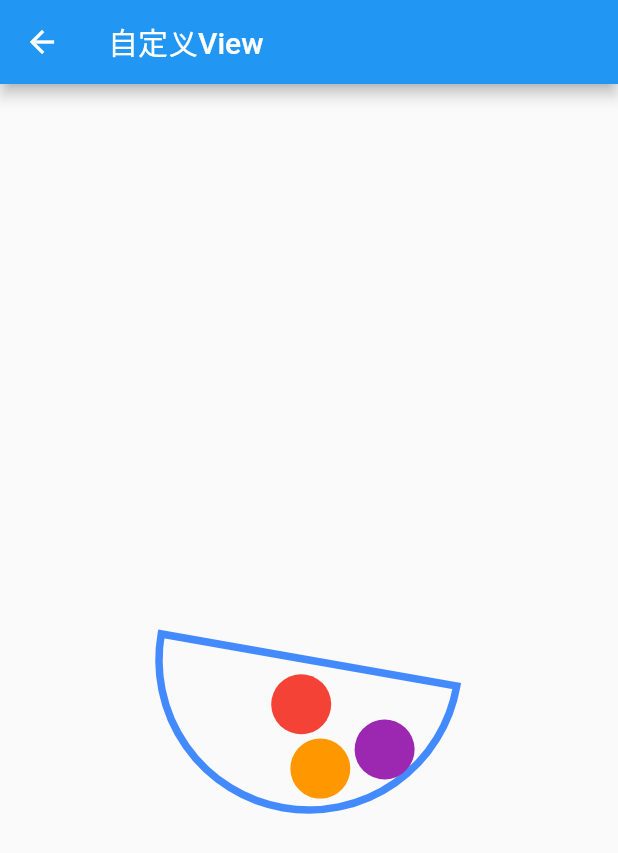
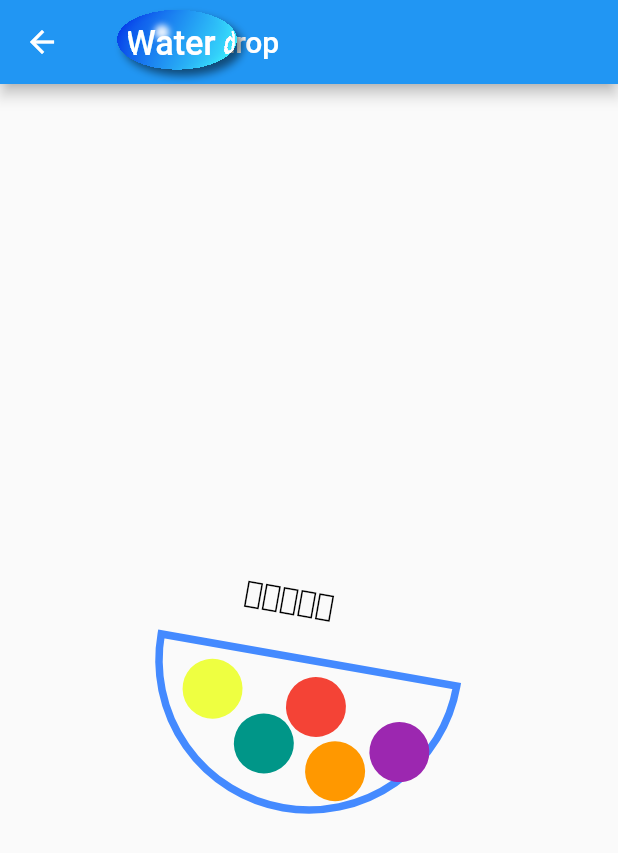
Before and after one commit to szl-IT/flutter, a Flutter app: the CustomViewPage screen opened by its route, on a phone screen of 412 x 824 dp. Shown: the top 853 px of the screen. Run offline on Flutter 3.47's test engine with Material 2 defaults, Android fonts, the phone set to English and light mode, and no system bars; our stand-ins replace dio, flutter_easyloading, flutter_easyrefresh, fluttertoast, pull_to_refresh; missing offline and left inert: flustars.

Commit message:
commit:添加水滴效果

```diff
--- a/lib/customview/customview_demo.dart
+++ b/lib/customview/customview_demo.dart
@@ -3,6 +3,8 @@ import 'dart:math';
 import 'package:flutter/cupertino.dart';
 import 'package:flutter/material.dart';
 import 'package:flutter_study/customview/view/my_view.dart';
+
+import 'view/water_drop.dart';
 
 class CustomViewPage extends StatefulWidget {
   const CustomViewPage({Key? key}) : super(key: key);
@@ -51,7 +53,14 @@ class MyViewState extends State<CustomViewPage>
   Widget build(BuildContext context) {
     return Scaffold(
         appBar: AppBar(
-          title: const Text("自定义View"),
+          title: WaterDrop(
+            params: [WaterDropParam(top: 6, height: 40, left: 6, width: 80)],
+            child: Container(
+              color: Colors.blue,
+              padding: const EdgeInsets.all(16),
+              child: const Text('Water drop'),
+            ),
+          ),
         ),
         body: LayoutBuilder(builder: (context, constraints) {
           return AnimatedBuilder(
@@ -62,7 +71,7 @@ class MyViewState extends State<CustomViewPage>
                   alignment: Alignment.center,
                   child: Center(
                       child: CustomPaint(
-                    painter: MyView(),
+                    painter: MyView(animation.value),
                   )),
                 );
               });
--- a/lib/customview/view/my_view.dart
+++ b/lib/customview/view/my_view.dart
@@ -1,30 +1,42 @@
 import 'dart:math';
-import 'dart:typed_data';
+import 'dart:ui' as ui;
 
 import 'package:flutter/material.dart';
 import 'package:flutter/widgets.dart';
 
 class MyView extends CustomPainter {
   late Paint _paint;
+  late double offset = 0.0;
 
-  MyView() {
+  late ui.Paragraph paragraph;
+
+  MyView(this.offset) {
     _paint = Paint()
       ..color = Colors.orange
       ..strokeWidth = 0.0
       ..style = PaintingStyle.stroke
       ..isAntiAlias = true;
+
+    var paragraphStyle = ui.ParagraphStyle(
+        ellipsis: "song", fontSize: 20, fontWeight: FontWeight.w800);
+    var paragraphBuilder = ui.ParagraphBuilder(paragraphStyle)
+      ..pushStyle(ui.TextStyle(color: Colors.black))
+      ..addText("我是宋志领");
+    var constraints = const ui.ParagraphConstraints(width: 100);
+    paragraph = paragraphBuilder.build()..layout(constraints);
   }
 
   @override
   void paint(Canvas canvas, Size size) {
     _drawCircle(canvas, size);
+    canvas.drawParagraph(
+        paragraph, Offset(size.width / 2 - 50, size.height / 2 - 50));
   }
 
   ///绘制圆
   void _drawCircle(Canvas canvas, Size size) {
-    // canvas.drawCircle(const Offset(100, 100), 40, _paint);
+    // canvas.drawCircle(const Offset(0, 0), 40, _paint);
     // canvas.drawLine(const Offset(100, 0), const Offset(100, 200), _paint);
-
     _paint.color = Colors.blueAccent;
     _paint.strokeWidth = 5;
     var rect = Rect.fromCircle(
@@ -33,15 +45,22 @@ class MyView extends CustomPainter {
 
     _paint.style = PaintingStyle.fill;
     _paint.color = Colors.red;
-    canvas.drawCircle(Offset(size.width / 2, size.height + 30), 20, _paint);
+    canvas.drawCircle(
+        Offset(size.width / 2 + offset, size.height + 30), 20, _paint);
 
     _paint.color = Colors.orange;
     canvas.drawCircle(
-        Offset(size.width / 2 + 20, size.height + 70), 20, _paint);
+        Offset(size.width / 2 + 20 + offset, size.height + 70), 20, _paint);
 
     _paint.color = Colors.purple;
     canvas.drawCircle(
-        Offset(size.width / 2 + 60, size.height + 50), 20, _paint);
+        Offset(size.width / 2 + 60 + offset, size.height + 50), 20, _paint);
+
+    _paint.color = Colors.limeAccent;
+    canvas.drawCircle(Offset(-70.0 + offset, size.height + 30), 20, _paint);
+
+    _paint.color = Colors.teal;
+    canvas.drawCircle(Offset(-30.0 + offset, size.height + 60), 20, _paint);
   }
 
   @override
--- /dev/null
+++ b/lib/customview/view/water_drop.dart
@@ -0,0 +1,277 @@
+import 'package:flutter/material.dart';
+import 'package:flutter/scheduler.dart';
+
+///Parameter of a single water drop
+class WaterDropParam {
+  ///Distance from the top of child
+  final double top;
+
+  ///Distance from the left of child
+  final double left;
+
+  ///Width of a water drop
+  final double width;
+
+  ///Height of a water drop
+  final double height;
+
+  WaterDropParam(
+      {required this.top,
+      required this.left,
+      required this.width,
+      required this.height})
+      : assert(width > 0),
+        assert(height > 0);
+}
+
+class WaterDrop extends StatelessWidget {
+  ///Parameters of water drops. Each parameter represents one drop.
+  final List<WaterDropParam> params;
+
+  ///Child on which drops will be drawn.
+  final Widget child;
+
+  const WaterDrop({
+    Key? key,
+    required this.params,
+    required this.child,
+  }) : super(key: key);
+
+  ///A factory for creating a single drop
+  factory WaterDrop.single(
+          {Key? key,
+          required double left,
+          required double top,
+          required double height,
+          required double width,
+          required Widget child}) =>
+      WaterDrop(
+        child: child,
+        params: [
+          WaterDropParam(top: top, left: left, width: width, height: height),
+        ],
+        key: key,
+      );
+
+  @override
+  Widget build(BuildContext context) {
+    return Stack(
+      children: <Widget>[
+        child,
+        ...params.map((param) => _WaterDrop(
+              child: child,
+              left: param.left,
+              top: param.top,
+              width: param.width,
+              height: param.height,
+              key: key,
+            )),
+      ],
+    );
+  }
+}
+
+class _WaterDrop extends StatefulWidget {
+  final double top;
+  final double left;
+  final double width;
+  final double height;
+  final Widget child;
+
+  const _WaterDrop(
+      {Key? key,
+      required this.child,
+      required this.top,
+      required this.width,
+      required this.left,
+      required this.height})
+      : super(key: key);
+
+  @override
+  __WaterDropState createState() => __WaterDropState();
+}
+
+class __WaterDropState extends State<_WaterDrop> {
+  ///Size of a child widget. It is needed to provide correct gradient on the drop.
+  Size? totalSize;
+
+  @override
+  Widget build(BuildContext context) {
+    //After build, rebuild it again but save the size of a widget (see [totalSize])
+    if (totalSize == null) {
+      SchedulerBinding.instance?.addPostFrameCallback((_) {
+        setState(() => totalSize = context.size);
+      });
+    }
+    //If there's no totalSize, use size of the screen
+    final size = totalSize ?? MediaQuery.of(context).size;
+
+    //Alignment of center
+    final alignment = getAlignment(size);
+
+    //used for determining alignments for gradient
+    final alignmentModifier = Alignment(
+      widget.width / size.width,
+      widget.height / size.height,
+    );
+
+    //A child with gradient on it for light illusion
+    Widget childWithGradient = Container(
+      foregroundDecoration: BoxDecoration(
+        gradient: LinearGradient(
+          begin: alignment - alignmentModifier,
+          end: alignment + alignmentModifier,
+          colors: const [Colors.black, Colors.white],
+        ),
+        backgroundBlendMode: BlendMode.overlay,
+      ),
+      child: widget.child,
+    );
+
+    return IgnorePointer(
+      child: Stack(
+        children: <Widget>[
+          _OvalShadow(
+            width: widget.width,
+            height: widget.height,
+            top: widget.top,
+            left: widget.left,
+          ),
+          ...List.generate(8, (i) {
+            return Transform.scale(
+              scale: 1 + 0.02 * i,
+              alignment: alignment,
+              child: ClipPath(
+                clipper: OvalClipper(
+                  center: center,
+                  width: widget.width * (1 - 0.04 * i),
+                  height: widget.height * (1 - 0.04 * i),
+                ),
+                clipBehavior: Clip.hardEdge,
+                child: childWithGradient,
+              ),
+            );
+          }),
+          _LightDot(
+            width: widget.width,
+            height: widget.height,
+            top: widget.top,
+            left: widget.left,
+          ),
+        ],
+      ),
+    );
+  }
+
+  ///Get center of a drop
+  Offset get center => Offset(
+        widget.left + widget.width / 2,
+        widget.top + widget.height / 2,
+      );
+
+  ///Map Center and Size to Alignment
+  Alignment getAlignment(Size size) => Alignment(
+        (center.dx - size.width / 2) / (size.width / 2),
+        (center.dy - size.height / 2) / (size.height / 2),
+      );
+}
+
+class OvalClipper extends CustomClipper<Path> {
+  final double height;
+  final double width;
+  final Offset center;
+
+  OvalClipper(
+      {required this.center, required this.width, required this.height});
+
+  @override
+  Path getClip(Size size) {
+    Path path = Path()
+      ..addOval(Rect.fromCenter(
+        center: center,
+        width: width,
+        height: height,
+      ));
+    return path;
+  }
+
+  @override
+  bool shouldReclip(CustomClipper<Path> oldClipper) => true;
+}
+
+///A white dot in top left corner
+class _LightDot extends StatelessWidget {
+  final double top;
+  final double left;
+  final double width;
+  final double height;
+
+  const _LightDot(
+      {Key? key,
+      required this.top,
+      required this.left,
+      required this.width,
+      required this.height})
+      : super(key: key);
+
+  @override
+  Widget build(BuildContext context) {
+    return Positioned(
+      left: left + width / 4,
+      top: top + height / 4,
+      width: width / 4,
+      height: height / 4,
+      child: DecoratedBox(
+        decoration: BoxDecoration(
+          shape: BoxShape.circle,
+          boxShadow: [
+            BoxShadow(
+              blurRadius: 3,
+              color: Colors.white.withOpacity(0.9),
+            ),
+          ],
+        ),
+      ),
+    );
+  }
+}
+
+///A shadow below the drop
+class _OvalShadow extends StatelessWidget {
+  final double top;
+  final double left;
+  final double width;
+  final double height;
+
+  const _OvalShadow(
+      {Key? key,
+      required this.top,
+      required this.left,
+      required this.width,
+      required this.height})
+      : super(key: key);
+
+  @override
+  Widget build(BuildContext context) {
+    return Positioned(
+      left: left,
+      top: top,
+      width: width,
+      height: height,
+      child: DecoratedBox(
+        decoration: BoxDecoration(
+          borderRadius: BorderRadius.all(
+            Radius.elliptical(width / 2, height / 2),
+          ),
+          boxShadow: [
+            BoxShadow(
+              blurRadius: 4,
+              offset: const Offset(4, 4),
+              color: Colors.black.withOpacity(0.5),
+            ),
+          ],
+        ),
+      ),
+    );
+  }
+}
--- a/lib/main.dart
+++ b/lib/main.dart
@@ -1,4 +1,5 @@
 import 'package:flustars/flustars.dart';
+import 'package:flutter/cupertino.dart';
 import 'package:flutter/material.dart';
 import 'package:flutter_easyloading/flutter_easyloading.dart';
 import 'package:flutter_study/animition/animation_demo.dart';
@@ -16,9 +17,6 @@ import 'package:flutter_study/widget/loading_widget.dart';
 import 'package:fluttertoast/fluttertoast.dart';
 
 void main() {
-  // FlutterError.onError = (FlutterErrorDetails details) {
-  //   reportError(details);
-  // };
   runApp(const MyApp());
   configLoading();
 }
@@ -97,14 +95,24 @@ class _MyHomePageState extends State<MyHomePage> {
             const Text(
               'You have pushed the button this many times:',
             ),
-            AnimatedSwitcher(
-              duration: const Duration(milliseconds: 500),
-              transitionBuilder: (Widget child, Animation<double> animation) {
-                return ScaleTransition(
-                  child: child,
-                  scale: animation,
-                );
-              },
+            Transform.scale(
+              alignment: Alignment.center,
+              scale: 1,
+              child: Container(
+                margin: const EdgeInsets.all(20),
+                color: Colors.red,
+                child: Transform.scale(
+                  alignment: Alignment.center,
+                  scale: 1.5,
+                  child: const Text(
+                    'You have pushed the button this many times:',
+                  ),
+                ),
+              ),
+            ),
+            Transform.scale(
+              alignment: Alignment.center,
+              scale: 1.5,
               child: Text(
                 '$_counter',
                 style: Theme.of(context).textTheme.headline4,
```
